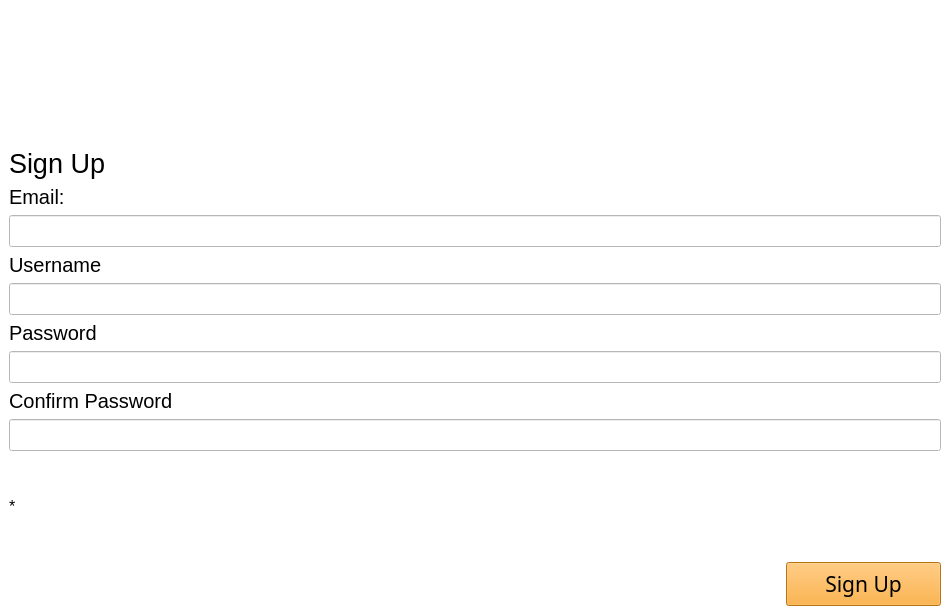
Before: the Qt Designer form GUI/log_in_window.ui in NASA-BOY/Xpolit-hub, drawn with Qt 5.
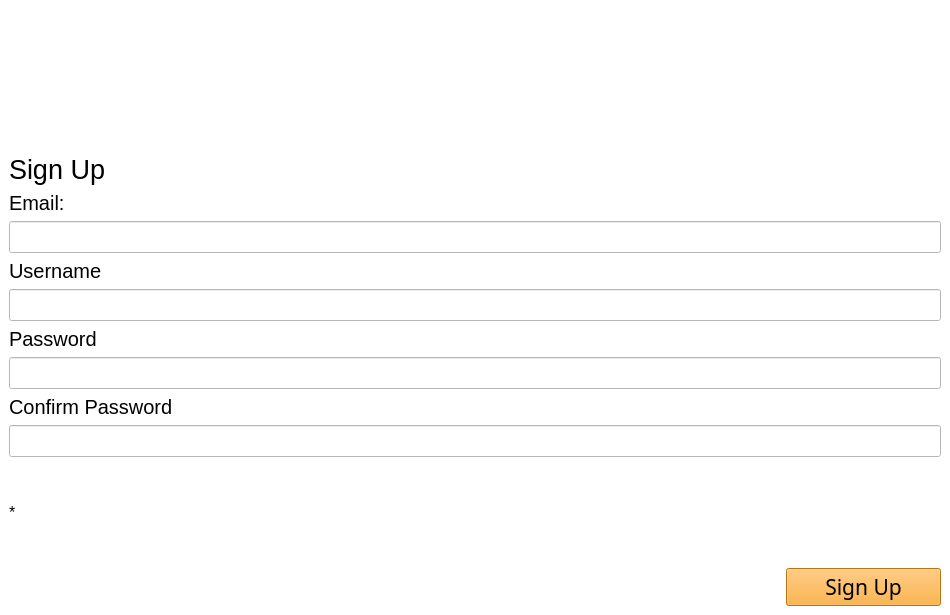
After: the same form once the commit is applied. The open tabs and pages were chosen to show the change. Icons and pictures are not drawn.

Diff of the .ui file:
```diff
--- a/GUI/log_in_window.ui
+++ b/GUI/log_in_window.ui
@@ -387,15 +387,28 @@
    </layout>
   </widget>
   <widget class="QWidget" name="sign_up_page">
-   <layout class="QVBoxLayout" name="verticalLayout_14" stretch="6,1,12,0,0,0,2">
+   <layout class="QVBoxLayout" name="verticalLayout_14" stretch="12,1,12,0,0,0,2">
     <item>
-     <layout class="QHBoxLayout" name="horizontalLayout_11">
+     <layout class="QHBoxLayout" name="horizontalLayout_11" stretch="3,2,3">
       <property name="leftMargin">
-       <number>350</number>
+       <number>0</number>
       </property>
       <property name="rightMargin">
-       <number>350</number>
+       <number>0</number>
       </property>
+      <item>
+       <spacer name="horizontalSpacer_10">
+        <property name="orientation">
+         <enum>Qt::Horizontal</enum>
+        </property>
+        <property name="sizeHint" stdset="0">
+         <size>
+          <width>40</width>
+          <height>20</height>
+         </size>
+        </property>
+       </spacer>
+      </item>
       <item>
        <widget class="QLabel" name="logo_sign_up">
         <property name="sizePolicy">
@@ -415,6 +428,19 @@
         </property>
        </widget>
       </item>
+      <item>
+       <spacer name="horizontalSpacer_11">
+        <property name="orientation">
+         <enum>Qt::Horizontal</enum>
+        </property>
+        <property name="sizeHint" stdset="0">
+         <size>
+          <width>40</width>
+          <height>20</height>
+         </size>
+        </property>
+       </spacer>
+      </item>
      </layout>
     </item>
     <item>
@@ -436,7 +462,7 @@
         <item>
          <widget class="QLabel" name="new_email">
           <property name="sizePolicy">
-           <sizepolicy hsizetype="Ignored" vsizetype="Ignored">
+           <sizepolicy hsizetype="Preferred" vsizetype="Preferred">
             <horstretch>0</horstretch>
             <verstretch>0</verstretch>
            </sizepolicy>
@@ -473,7 +499,7 @@
         <item>
          <widget class="QLabel" name="new_username">
           <property name="sizePolicy">
-           <sizepolicy hsizetype="Ignored" vsizetype="Ignored">
+           <sizepolicy hsizetype="Preferred" vsizetype="Preferred">
             <horstretch>0</horstretch>
             <verstretch>0</verstretch>
            </sizepolicy>
@@ -510,7 +536,7 @@
         <item>
          <widget class="QLabel" name="new_pass">
           <property name="sizePolicy">
-           <sizepolicy hsizetype="Ignored" vsizetype="Ignored">
+           <sizepolicy hsizetype="Preferred" vsizetype="Preferred">
             <horstretch>0</horstretch>
             <verstretch>0</verstretch>
            </sizepolicy>
@@ -550,7 +576,7 @@
         <item>
          <widget class="QLabel" name="confirm_pass">
           <property name="sizePolicy">
-           <sizepolicy hsizetype="Ignored" vsizetype="Ignored">
+           <sizepolicy hsizetype="Preferred" vsizetype="Preferred">
             <horstretch>0</horstretch>
             <verstretch>0</verstretch>
            </sizepolicy>
```
Left out of the diff: 34 changed lines with no effect on the pictures.
